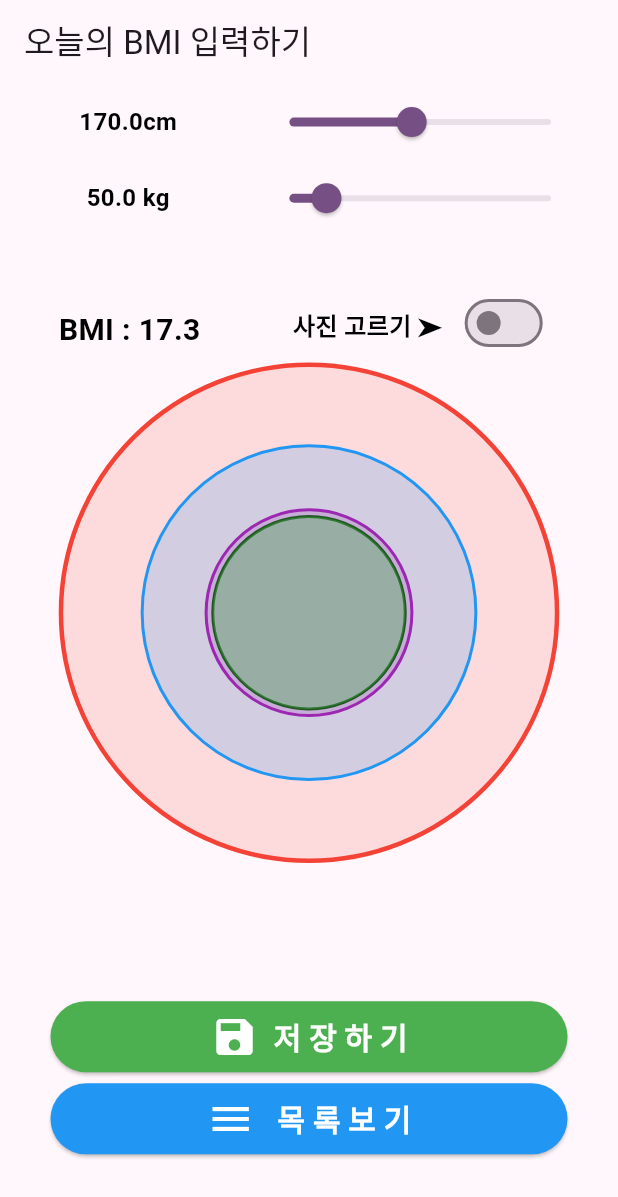
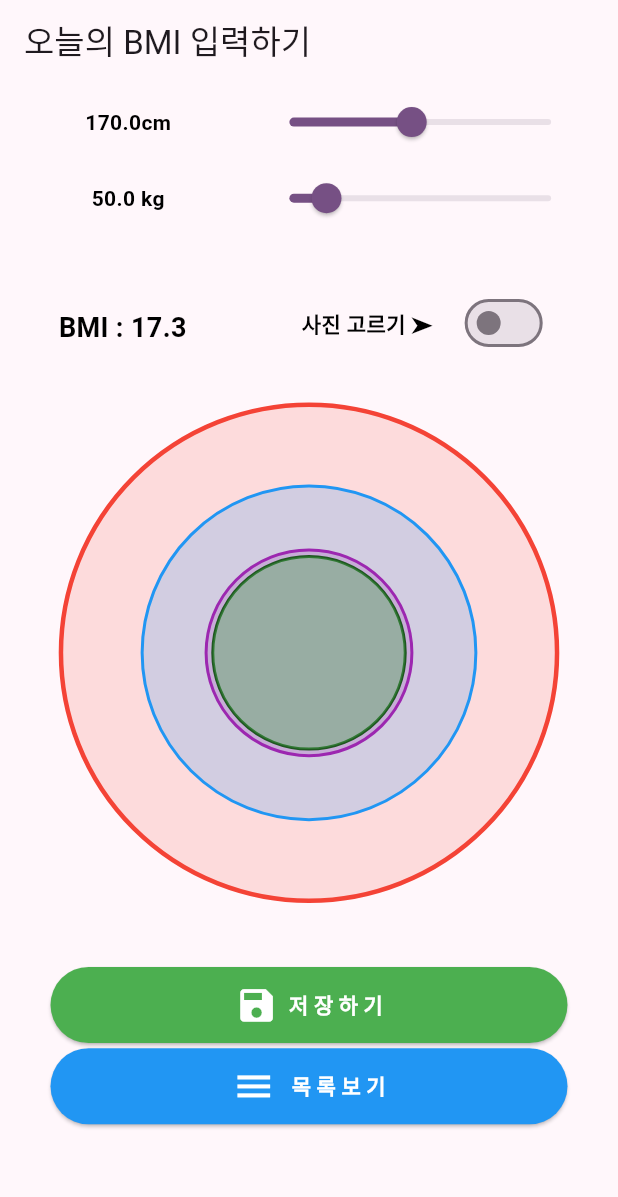
Before and after one commit to kkglpp/myBMIRec, a Flutter app: the screen it shows after launch, after a tap on "저 장 하 기", after a tap on "확 인", on a phone screen of 412 x 824 dp. Shown: the top 1197 px of the screen. Run offline on Flutter 3.47's test engine with Material 3 defaults, Android fonts, the phone set to English and light mode, and no system bars; our stand-ins replace get, google_mobile_ads, image_picker, responsive_framework, sqflite; accounts and stored records are empty; network calls fail.

Commit message:
IphoneSE 3rdGen 화면 구성 및 수정 완료

```diff
--- a/lib/Custom/customLineGraph/graphCard.dart
+++ b/lib/Custom/customLineGraph/graphCard.dart
@@ -33,8 +33,8 @@ class graphCard {
               height: heightsize3,
             ),
 
-            SizedBox(
-              // color: Colors.amber,
+            Container(
+              // color: Colors.red,
               width: widthsize,
               height: heightsize2,
               child: Column(
--- a/lib/View/renewal_insertPage.dart
+++ b/lib/View/renewal_insertPage.dart
@@ -121,9 +121,10 @@ class InsertPage extends StatelessWidget {
             전체 높이 : heightsize * 0.7
              */
 
-            SizedBox(
+            Container(
+              // color: Colors.amber,
               width: widthsize,
-              height: heightsize * 0.62,
+              height: heightsize * 0.65,
               child: Column(
                 mainAxisAlignment: MainAxisAlignment.start,
                 children: [
@@ -172,6 +173,7 @@ class InsertPage extends StatelessWidget {
                       ],
                     );
                   }),
+            const Spacer(),
 
                   /*
                   Switch에 따른 화면전환
@@ -192,13 +194,13 @@ class InsertPage extends StatelessWidget {
                                     child: ctrl.imgPath.value == "1"
                                         ? Image.asset(
                                             "images/0.jpeg",
-                                            height: heightsize * 0.4,
+                                            height: heightsize * 0.35,
                                             width: widthsize,
                                             fit: BoxFit.fitHeight,
                                           )
                                         : Image.file(
                                             File(ctrl.imgPath.value),
-                                            height: heightsize * 0.4,
+                                            height: heightsize * 0.35,
                                             width: widthsize,
                                             fit: BoxFit.fitHeight,
                                           )),
@@ -302,22 +304,20 @@ class InsertPage extends StatelessWidget {
                           );
                   }),
                   const Spacer(),
-                  SizedBox(
-                    // color: Colors.grey,
-                    height: heightsize * 0.05,
-                  )
+
                 ],
               ),
             ),
-//여기까지 0.75
-            const Spacer(),
-//여기까지 0.8
+            SizedBox(
+              height: heightsize*0.02,
+            ),
+//여기까지 0.85
 
             ElevatedButton(
               style: ElevatedButton.styleFrom(
                   backgroundColor: Colors.green,
                   foregroundColor: Colors.white,
-                  minimumSize: Size(widthsize * 0.8, heightsize * 0.07)),
+                  minimumSize: Size(widthsize * 0.8, heightsize * 0.075)),
               onPressed: () {
                 _saveMyRec();
               },
@@ -330,7 +330,7 @@ class InsertPage extends StatelessWidget {
                     Text(
                       "  저 장 하 기",
                       style:
-                          TextStyle(fontWeight: FontWeight.w800, fontSize: fsizeXLarge),
+                          TextStyle(fontWeight: FontWeight.w800, fontSize: fsizeLarge),
                     ),
                   ],
                 ),
@@ -338,13 +338,13 @@ class InsertPage extends StatelessWidget {
             ),
 
             SizedBox(
-              height: heightsize * 0.01,
+              height: heightsize * 0.005,
             ),
             ElevatedButton(
               style: ElevatedButton.styleFrom(
                   backgroundColor: Colors.blue,
                   foregroundColor: Colors.white,
-                  minimumSize: Size(widthsize * 0.8, heightsize * 0.07)),
+                  minimumSize: Size(widthsize * 0.8, heightsize * 0.075)),
               onPressed: () {
                 Get.off(()=>ReRecordPage());
               },
@@ -357,16 +357,16 @@ class InsertPage extends StatelessWidget {
                     Text(
                       "   목 록 보 기",
                       style:
-                          TextStyle(fontWeight: FontWeight.w800, fontSize: fsizeXLarge),
+                          TextStyle(fontWeight: FontWeight.w800, fontSize: fsizeLarge),
                     ),
                   ],
                 ),
               ),
             ),
 // 여기까지 0.95
-            Container(
+            SizedBox(
               // color: Colors.black,
-              height: heightsize * 0.08,
+              height: heightsize * 0.01,
             )
           ],
         ),
--- a/lib/View/renewal_resultbmiPage.dart
+++ b/lib/View/renewal_resultbmiPage.dart
@@ -37,7 +37,9 @@ class ResultBMIPage extends StatelessWidget {
 
     return Scaffold(
       appBar: AppBar(
-        title: TextCustom().customText("My BMI Status ? ", fsizeXLarge, "C"),
+
+        // title: TextCustom().customText("My BMI Status ? ", fsizeXLarge, "C"),
+        title: const Text("My BMI Record"),
       ),
       body: GetX<ResultBMIPageController>(builder: (controller) {
         if (!controller.querySuccess.value) {
@@ -48,14 +50,6 @@ class ResultBMIPage extends StatelessWidget {
             child: Column(
               mainAxisAlignment: MainAxisAlignment.start,
               children: [
-                SizedBox(
-                  // color: Colors.grey,
-                  width: widthsize,
-                  height: heightsize,
-                  child: Column(
-                    mainAxisAlignment: MainAxisAlignment.center,
-                    children: [
-                      // 화면구성1 : 눈바디 보여주는 컨테이너
                 Container(
                     color: Colors.blueGrey,
                     width: widthsize,
@@ -70,7 +64,7 @@ class ResultBMIPage extends StatelessWidget {
                             child: Container(
                                 color: Colors.black,
                                 width: widthsize,
-                                      height: widthsize,
+                                height: heightsize * 0.55,
                                 child: Center(
                                   child: TextCustom().customText(
                                       "No Image", fsizeXLarge, "C",
@@ -90,9 +84,7 @@ class ResultBMIPage extends StatelessWidget {
                   child:
                       AdWidget(ad: MkBannerADclass().mkBannerAD(context)),
                 ),
-                      SizedBox(
-                        height: heightsize * 0.01,
-                      ),
+       Spacer(),
 
                 //화면구성2 : 수치 및 메시지 전달하는 컨테이너
                 SizedBox(
@@ -362,12 +354,15 @@ class ResultBMIPage extends StatelessWidget {
                     ],
                   ), // BMI 몸무게 키 Column 그래프 들어있는 Row
                 ), //BMI 몸무게 키 및 그래프 보이는 컨테이너의박스 종료
-                      SizedBox(
-                        height: heightsize * 0.02,
-                      ),
+                  // Container(
+                  //   color: Colors.amber,
+                  //   width: 20,
+                  //   height: 10,
+                  // ),
+                  Spacer(),
                 SizedBox(
                   // color: Colors.blue,
-                        height: heightsize * 0.07,
+                  height: heightsize * 0.1,
                   width: widthsize,
                   child: Column(
                     children: [
@@ -402,10 +397,10 @@ class ResultBMIPage extends StatelessWidget {
                       ), //버튼 들어있는 row 종료
                     ],
                   ),
-                      ), //버튼 들어있는 박스 종료
-                    ],
                 ),
-                ),
+                SizedBox(
+                  height: heightsize*0.01,
+                )
               ],
             ),
           );
--- a/lib/static/forRelativeSize.dart
+++ b/lib/static/forRelativeSize.dart
@@ -15,8 +15,8 @@ class RelativeSizeClass {
     heightSize =  MediaQuery.of(context).size.height*0.9-65;
     customFontSizeS = (widthSize! * 0.02).clamp(8, 12);  //450 기준 9
     customFontSizeM = (widthSize! * 0.02 *1.4).clamp(12, 20); // 450 기준 10.8
-    customFontSizeL = (widthSize! * 0.02*1.4).clamp(16, 22) ; //450 기준
-    customFontSizeXL = (widthSize! * 0.02*0.4).clamp(20, 25);
+    customFontSizeL = (widthSize! * 0.02*1.4).clamp(14, 22) ; //450 기준
+    customFontSizeXL = (widthSize! * 0.02*0.4).clamp(18, 25);
 
   }
 }
```
Also changed, not shown: lib/Custom/gridCard.dart (+18 -9 lines), lib/View/renewal_recordPage.dart (+31 -35 lines). Lines whose indentation alone changed are shown as unchanged.
